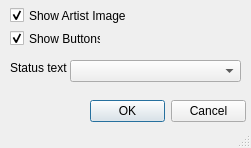
mousetz/tidalrpc, file QTdesign.ui: the form before one commit.
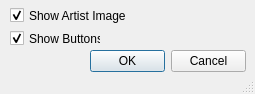
The form after the commit.

Commit message:
Removed status text dropdown
No ideea how to implement

```diff
--- a/QTdesign.ui
+++ b/QTdesign.ui
@@ -6,8 +6,8 @@
    <rect>
     <x>0</x>
     <y>0</y>
-    <width>251</width>
-    <height>148</height>
+    <width>255</width>
+    <height>94</height>
    </rect>
   </property>
   <property name="windowTitle">
@@ -62,7 +62,7 @@
     <property name="geometry">
      <rect>
       <x>90</x>
-      <y>100</y>
+      <y>50</y>
       <width>156</width>
       <height>23</height>
      </rect>
@@ -71,53 +71,6 @@
      <set>QDialogButtonBox::Cancel|QDialogButtonBox::Ok</set>
     </property>
    </widget>
-   <widget class="QComboBox" name="comboBox">
-    <property name="geometry">
-     <rect>
-      <x>70</x>
-      <y>60</y>
-      <width>171</width>
-      <height>22</height>
-     </rect>
-    </property>
-    <property name="cursor">
-     <cursorShape>ArrowCursor</cursorShape>
-    </property>
-    <property name="mouseTracking">
-     <bool>false</bool>
-    </property>
-    <property name="focusPolicy">
-     <enum>Qt::WheelFocus</enum>
-    </property>
-    <property name="toolTipDuration">
-     <number>-3</number>
-    </property>
-    <property name="layoutDirection">
-     <enum>Qt::LeftToRight</enum>
-    </property>
-    <property name="editable">
-     <bool>false</bool>
-    </property>
-    <property name="currentText">
-     <string/>
-    </property>
-    <property name="sizeAdjustPolicy">
-     <enum>QComboBox::AdjustToContentsOnFirstShow</enum>
-    </property>
-   </widget>
-   <widget class="QLabel" name="label">
-    <property name="geometry">
-     <rect>
-      <x>10</x>
-      <y>60</y>
-      <width>71</width>
-      <height>16</height>
-     </rect>
-    </property>
-    <property name="text">
-     <string>Status text</string>
-    </property>
-   </widget>
   </widget>
   <widget class="QStatusBar" name="statusbar">
    <property name="sizeGripEnabled">
```
